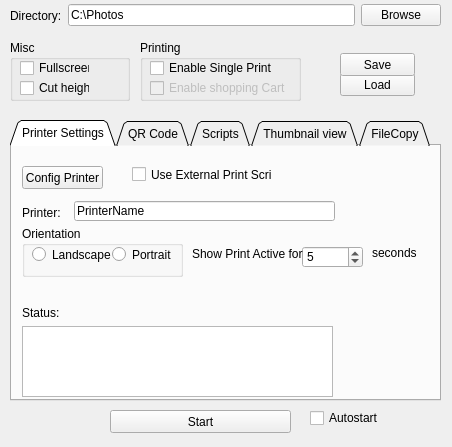
Before: the Qt Designer form config.ui in BrainHunter/PhotoPrint, drawn with Qt 5.
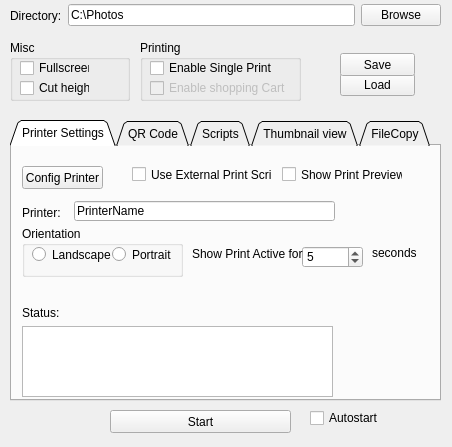
After: the same form once the commit is applied. The open tabs and pages were chosen to show the change.

Commit message: Added print preview Checkbox reset printing to pageRect fixed y po on Outside Center

Diff of the .ui file:
```diff
--- a/config.ui
+++ b/config.ui
@@ -247,6 +247,22 @@
       <string>Show Print Active for</string>
      </property>
     </widget>
+    <widget class="QCheckBox" name="PrintPreviewCheckBox">
+     <property name="geometry">
+      <rect>
+       <x>270</x>
+       <y>20</y>
+       <width>121</width>
+       <height>17</height>
+      </rect>
+     </property>
+     <property name="toolTip">
+      <string>&lt;html&gt;&lt;head/&gt;&lt;body&gt;&lt;p&gt;Show a print preview for printer setup&lt;/p&gt;&lt;/body&gt;&lt;/html&gt;</string>
+     </property>
+     <property name="text">
+      <string>Show Print Preview</string>
+     </property>
+    </widget>
    </widget>
    <widget class="QWidget" name="QRCodeTab">
     <attribute name="title">
```
Left out of the diff: 2 changed lines with no effect on the pictures. The commit also changes 3 other files.
